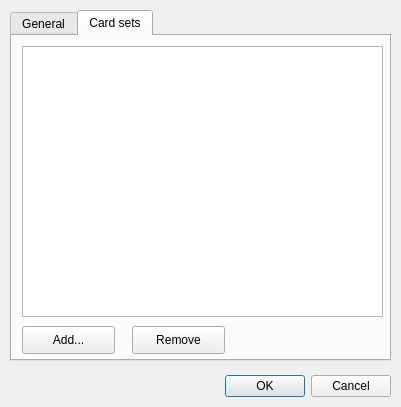
The window that src/setup/setupdialog.ui (oldnomad/fcardsaver) describes before a commit, drawn with Qt 5.
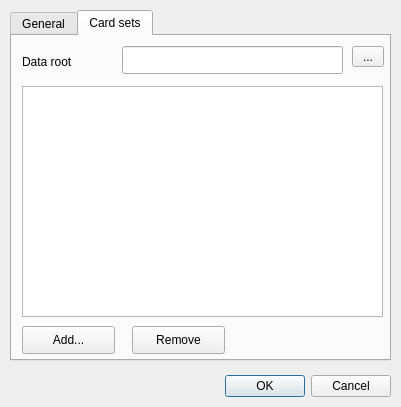
The same window after the commit. The open tabs and pages were chosen to show the change. Custom widgets are drawn as their Qt base class.

Commit message: New control for 'data-root' configuration parameter; fixes #3.

The edit to the form file:
```diff
--- a/src/setup/setupdialog.ui
+++ b/src/setup/setupdialog.ui
@@ -189,9 +189,9 @@
      <property name="geometry">
       <rect>
        <x>10</x>
-       <y>10</y>
+       <y>50</y>
        <width>361</width>
-       <height>271</height>
+       <height>231</height>
       </rect>
      </property>
     </widget>
@@ -221,6 +221,42 @@
       <string>Remove</string>
      </property>
     </widget>
+    <widget class="QLineEdit" name="csetRoot">
+     <property name="geometry">
+      <rect>
+       <x>110</x>
+       <y>10</y>
+       <width>221</width>
+       <height>28</height>
+      </rect>
+     </property>
+    </widget>
+    <widget class="QLabel" name="csetRootLabel">
+     <property name="geometry">
+      <rect>
+       <x>10</x>
+       <y>10</y>
+       <width>91</width>
+       <height>31</height>
+      </rect>
+     </property>
+     <property name="text">
+      <string>Data root</string>
+     </property>
+    </widget>
+    <widget class="QToolButton" name="csetRootButton">
+     <property name="geometry">
+      <rect>
+       <x>340</x>
+       <y>10</y>
+       <width>32</width>
+       <height>21</height>
+      </rect>
+     </property>
+     <property name="text">
+      <string>...</string>
+     </property>
+    </widget>
    </widget>
   </widget>
  </widget>
```
The commit also changes 2 other files.
